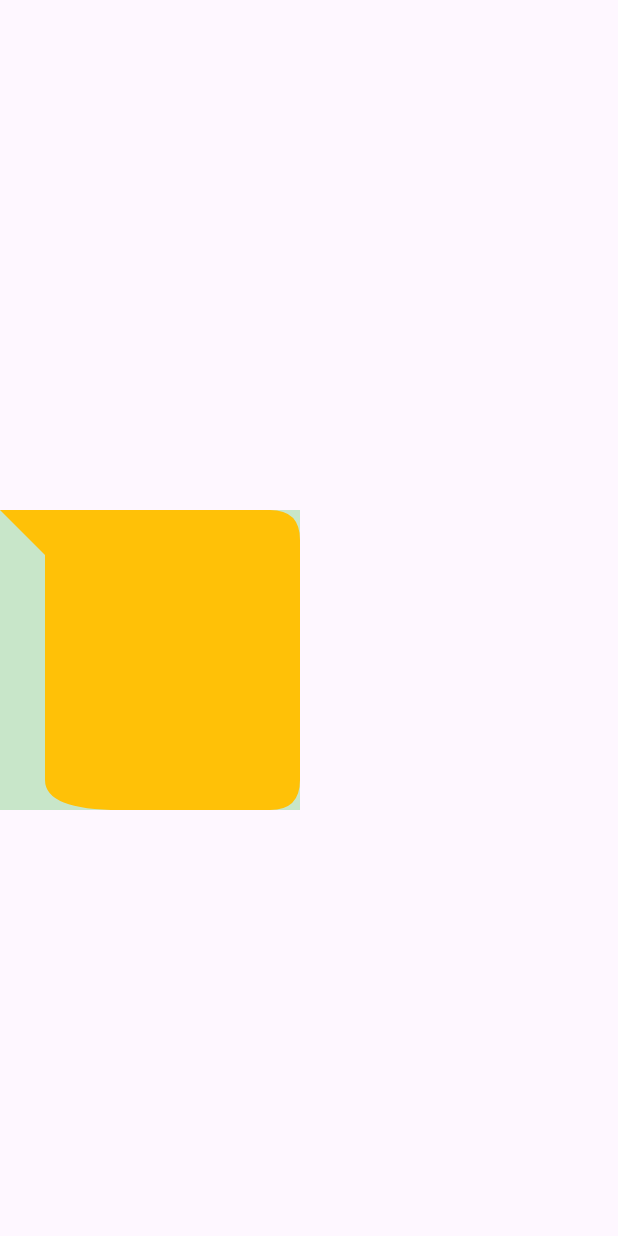
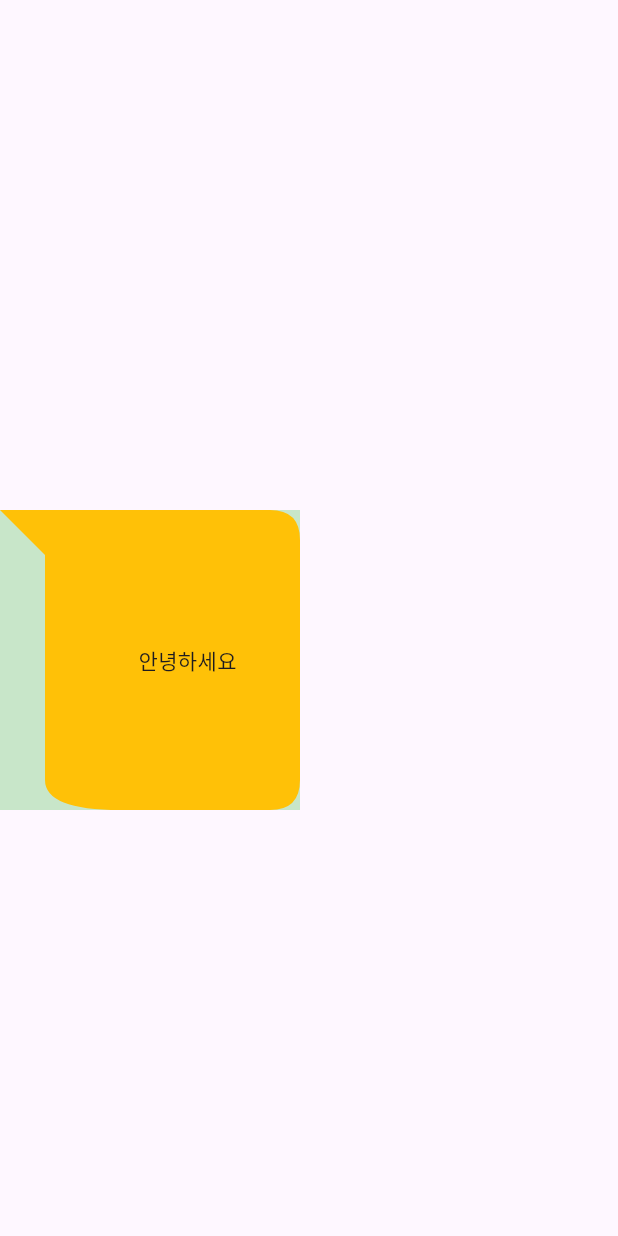
Before and after one commit to hyun471/flutter_morning_ui, a Flutter app: the screen it shows after launch, on a phone screen of 412 x 824 dp. Run offline on Flutter 3.47's test engine with Material 3 defaults, Android fonts, the phone set to English and light mode, and no system bars.

Commit message:
0819 해설 추가

```diff
--- a/lib/8/ui_0819.dart
+++ b/lib/8/ui_0819.dart
@@ -12,7 +12,15 @@ class MyHome0819 extends StatelessWidget {
             width: 200,
             height: 200,
             color: Colors.green[100],
-            child: CustomPaint(painter: MyPainter1()),
+            child: CustomPaint(
+              painter: MyPainter1(),
+              child: Center(
+                child: Padding(
+                  padding: EdgeInsets.only(left: 50),
+                  child: Text("안녕하세요"),
+                ),
+              ),
+            ),
           ),
         ],
       ),
```
Also changed, not shown: lib/8/answer/ui_0819.dart (added, +116 -0 lines).
